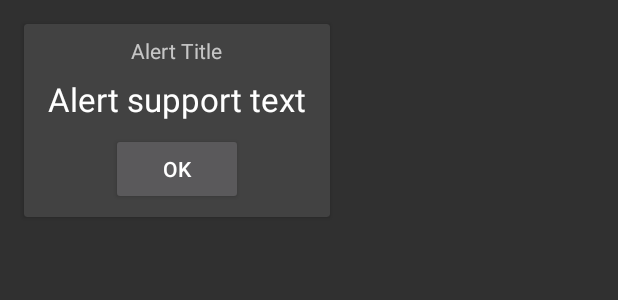
After one commit to robertlagrasse/Metronome, an Android app: the layout alert_dialog.xml on its own in the app's theme, with its tools: preview values and no code run, on a phone screen of 412 x 824 dp. The commit adds this screen. Shown: the top 300 px of the screen. Run offline under Robolectric (Android 15) with nearby library versions, the phone set to English and light mode, and no system bars.

Commit message:
PatternEditor - properly identifies and alerts on duplicate patterns. alert_dialog.xml - generic layout for displaying alerts
At this point, the pattern editor is functionally complete. Time to move on to other functional aspects of the project.

```diff
--- /dev/null
+++ b/Mobile/src/main/res/layout/alert_dialog.xml
@@ -0,0 +1,40 @@
+<?xml version="1.0" encoding="utf-8"?>
+<android.support.v7.widget.CardView xmlns:android="http://schemas.android.com/apk/res/android"
+    android:orientation="vertical"
+    android:layout_width="wrap_content"
+    android:layout_height="wrap_content"
+    android:elevation="16dp"
+    android:layout_margin="16dp">
+
+    <LinearLayout
+        android:layout_width="wrap_content"
+        android:layout_height="wrap_content"
+        android:orientation="vertical"
+        android:layout_margin="8dp"
+        >
+        <TextView
+            android:text="Alert Title"
+            android:layout_width="wrap_content"
+            android:layout_height="wrap_content"
+            android:layout_gravity="center"
+            android:id="@+id/alertText"
+            android:textAppearance="@android:style/TextAppearance.DeviceDefault.Small" />
+        <TextView
+            android:text="Alert support text"
+            android:layout_width="wrap_content"
+            android:layout_height="wrap_content"
+            android:layout_gravity="center"
+            android:id="@+id/alertText2"
+            android:layout_margin="8dp"
+            android:textAppearance="@style/TextAppearance.AppCompat.Large" />
+
+        <Button
+            android:layout_width="wrap_content"
+            android:layout_height="wrap_content"
+            android:id="@+id/alertOK"
+            android:text="@string/alertOK"
+            android:layout_gravity="center"
+            android:gravity="center" />
+    </LinearLayout>
+
+</android.support.v7.widget.CardView>
--- a/Mobile/src/main/res/values/strings.xml
+++ b/Mobile/src/main/res/values/strings.xml
@@ -10,4 +10,6 @@
     <string name="content_test">content test</string>
     <string name="input_hint" />
     <string name="input_prefill" />
+    <string name="alertOK">OK</string>
+    <string name="pattern_exists">This pattern already exists!\nIt\'s called:</string>
 </resources>
```
Also changed, not shown: Mobile/src/main/java/com/umpquariversoftware/metronome/patternEditor/PatternEditor.java (+27 -0 lines).
